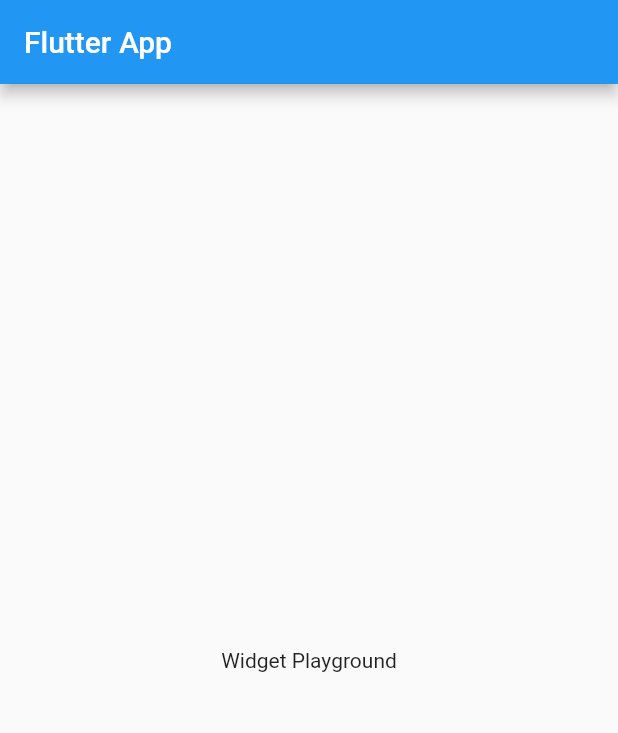
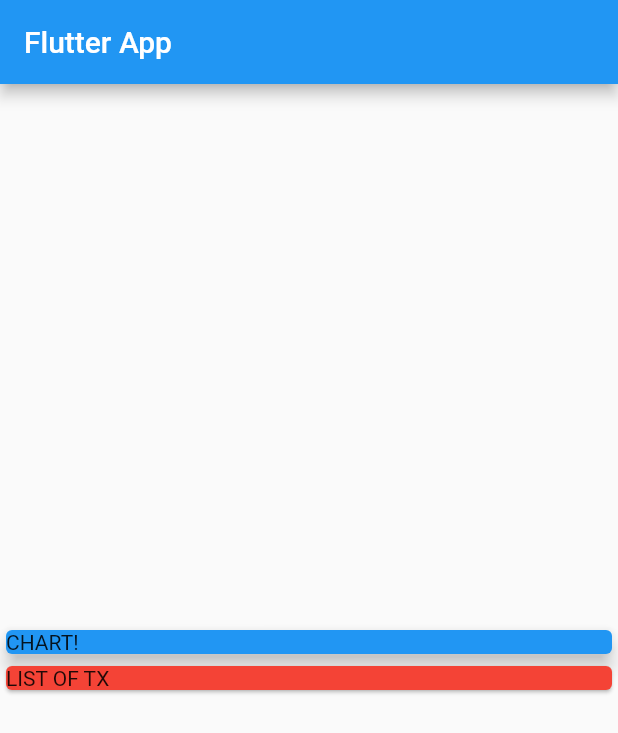
Before and after one commit to MatthieuNadeau96/Flutter_personal_expenses, a Flutter app: the screen it shows after launch, on a phone screen of 412 x 824 dp. Shown: the top 733 px of the screen. Run offline on Flutter 3.47's test engine with Material 2 defaults, Android fonts, the phone set to English and light mode, and no system bars.

Commit message:
understanding column alignment

```diff
--- a/lib/main.dart
+++ b/lib/main.dart
@@ -19,8 +19,23 @@ class MyHomePage extends StatelessWidget {
       appBar: AppBar(
         title: Text('Flutter App'),
       ),
-      body: Center(
-        child: Text('Widget Playground'),
+      body: Column(
+        mainAxisAlignment: MainAxisAlignment.center,
+        crossAxisAlignment: CrossAxisAlignment.stretch,
+        children: <Widget>[
+          Container(
+            width: double.infinity,
+            child: Card(
+              color: Colors.blue,
+              child: Text('CHART!'),
+              elevation: 5,
+            ),
+          ),
+          Card(
+            color: Colors.red,
+            child: Text('LIST OF TX'),
+          ),
+        ],
       ),
     );
   }
```
